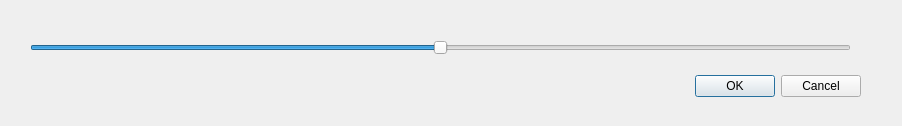
Before: the Qt Designer form brightness_slider.ui in soucevi1/python-simple-image-editor, drawn with Qt 5.
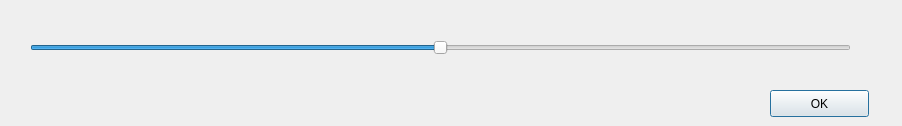
After: the same form once the commit is applied.

Diff of the .ui file:
```diff
--- a/brightness_slider.ui
+++ b/brightness_slider.ui
@@ -13,22 +13,6 @@
   <property name="windowTitle">
    <string>Dialog</string>
   </property>
-  <widget class="QDialogButtonBox" name="buttonBox">
-   <property name="geometry">
-    <rect>
-     <x>520</x>
-     <y>70</y>
-     <width>341</width>
-     <height>32</height>
-    </rect>
-   </property>
-   <property name="orientation">
-    <enum>Qt::Horizontal</enum>
-   </property>
-   <property name="standardButtons">
-    <set>QDialogButtonBox::Cancel|QDialogButtonBox::Ok</set>
-   </property>
-  </widget>
   <widget class="QWidget" name="gridLayoutWidget">
    <property name="geometry">
     <rect>
@@ -62,9 +46,19 @@
     <enum>Qt::Horizontal</enum>
    </property>
   </widget>
-  <zorder>gridLayoutWidget</zorder>
-  <zorder>buttonBox</zorder>
-  <zorder>horizontalSlider</zorder>
+  <widget class="QPushButton" name="brOKButton">
+   <property name="geometry">
+    <rect>
+     <x>770</x>
+     <y>90</y>
+     <width>99</width>
+     <height>27</height>
+    </rect>
+   </property>
+   <property name="text">
+    <string>OK</string>
+   </property>
+  </widget>
  </widget>
  <resources/>
  <connections>
```
Left out of the diff: 37 changed lines with no effect on the pictures.
